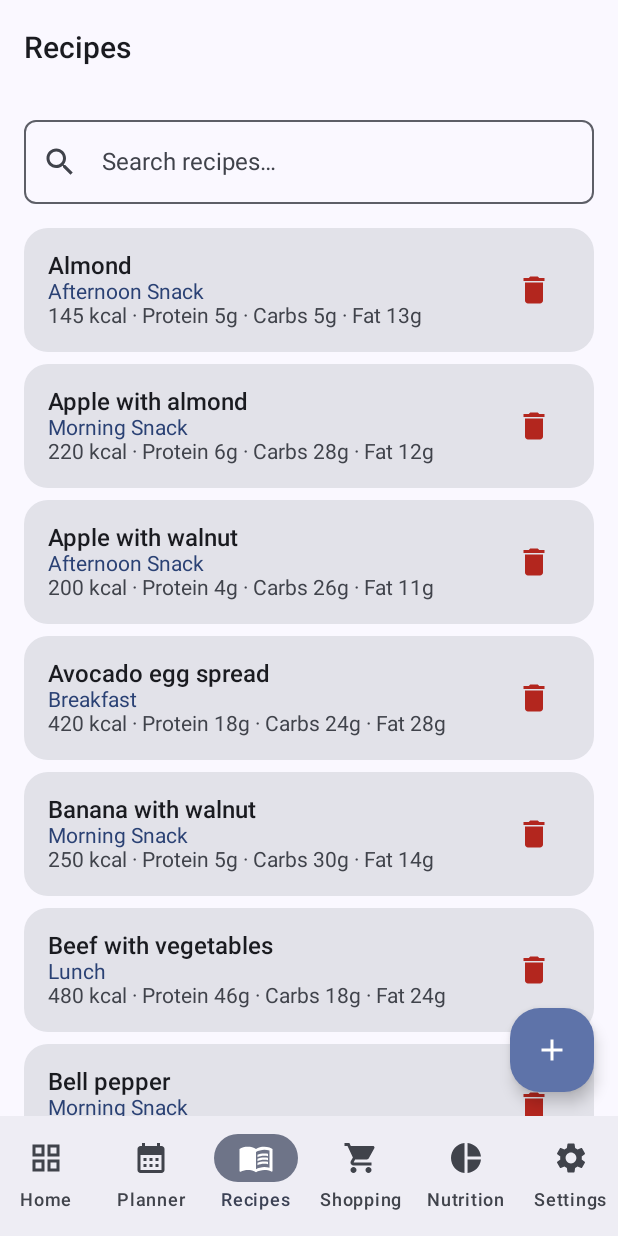
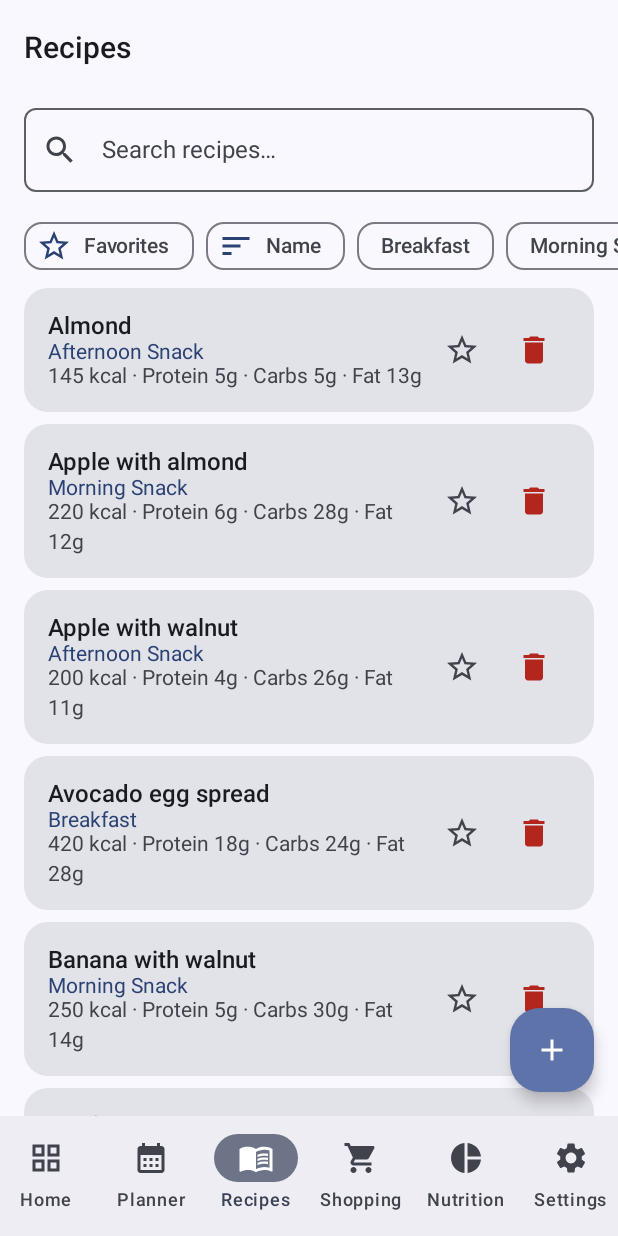
Before and after one commit to laci141/NutriPlan-, an Android app built with Jetpack Compose: the screen it shows after launch (MainActivity), item 3 of the bottom bar chosen, on a phone screen of 412 x 824 dp. Run offline under Robolectric (Android 15) with nearby library versions, the phone set to English and light mode, and no system bars; our stand-ins replace Dagger/Hilt's generated code, Room's generated code, Timber.

Commit message:
Add favorites, recipe filters/sort, and shopping-list sharing
- Favorites: star toggle on each recipe card; persisted (Room v4 with a
  real ALTER TABLE migration that preserves existing data); included in
  JSON backup
- Recipe list: filter chips for favorites-only and meal type, plus a
  name/calories sort toggle (applied over the search results)
- Shopping list: share as plain text via the Android share sheet,
  grouped by category and localized (HU/EN/RO)

```diff
--- a/app/src/main/java/com/nutriplan/app/data/backup/BackupDto.kt
+++ b/app/src/main/java/com/nutriplan/app/data/backup/BackupDto.kt
@@ -29,6 +29,7 @@ data class RecipeDto(
     val nameKey: String? = null,
     val imagePath: String? = null,
     val instructions: String? = null,
+    val isFavorite: Boolean = false,
     val ingredients: List<IngredientDto>
 )
 
--- a/app/src/main/java/com/nutriplan/app/data/local/NutriPlanDatabase.kt
+++ b/app/src/main/java/com/nutriplan/app/data/local/NutriPlanDatabase.kt
@@ -21,7 +21,7 @@ import com.nutriplan.app.data.local.entity.ShoppingItemEntity
         MealPlanEntity::class,
         ShoppingItemEntity::class
     ],
-    version = 3,
+    version = 4,
     exportSchema = false
 )
 abstract class NutriPlanDatabase : RoomDatabase() {
--- a/app/src/main/java/com/nutriplan/app/data/local/dao/RecipeDao.kt
+++ b/app/src/main/java/com/nutriplan/app/data/local/dao/RecipeDao.kt
@@ -29,6 +29,10 @@ interface RecipeDao {
     /** Meglévő recept frissítése. */
     @Update
     suspend fun updateRecipe(recipe: RecipeEntity)
+
+    /** Egy recept kedvenc állapotának beállítása. */
+    @Query("UPDATE recipes SET isFavorite = :isFavorite WHERE id = :id")
+    suspend fun setFavorite(id: Long, isFavorite: Boolean)
 
     /** Recept törlése (a hozzávalók CASCADE módon törlődnek). */
     @Delete
--- a/app/src/main/java/com/nutriplan/app/data/local/entity/RecipeEntity.kt
+++ b/app/src/main/java/com/nutriplan/app/data/local/entity/RecipeEntity.kt
@@ -25,5 +25,7 @@ data class RecipeEntity(
     // A recept fotójának helyi elérési útja (null = nincs kép)
     val imagePath: String? = null,
     // Elkészítési útmutató / leírás
-    val instructions: String? = null
+    val instructions: String? = null,
+    // Kedvencnek jelölve
+    val isFavorite: Boolean = false
 )
--- a/app/src/main/java/com/nutriplan/app/data/mapper/Mappers.kt
+++ b/app/src/main/java/com/nutriplan/app/data/mapper/Mappers.kt
@@ -46,7 +46,8 @@ fun RecipeWithIngredients.toDomain(): Recipe = Recipe(
     ingredients = ingredients.map { it.toDomain() },
     nameKey = recipe.nameKey,
     imagePath = recipe.imagePath,
-    instructions = recipe.instructions
+    instructions = recipe.instructions,
+    isFavorite = recipe.isFavorite
 )
 
 fun Recipe.toEntity(): RecipeEntity = RecipeEntity(
@@ -60,7 +61,8 @@ fun Recipe.toEntity(): RecipeEntity = RecipeEntity(
     isDefault = isDefault,
     nameKey = nameKey,
     imagePath = imagePath,
-    instructions = instructions
+    instructions = instructions,
+    isFavorite = isFavorite
 )
 
 fun ShoppingItemEntity.toDomain(): ShoppingItem = ShoppingItem(
--- a/app/src/main/java/com/nutriplan/app/data/repository/BackupRepositoryImpl.kt
+++ b/app/src/main/java/com/nutriplan/app/data/repository/BackupRepositoryImpl.kt
@@ -57,6 +57,7 @@ class BackupRepositoryImpl @Inject constructor(
                     nameKey = rwi.recipe.nameKey,
                     imagePath = rwi.recipe.imagePath,
                     instructions = rwi.recipe.instructions,
+                    isFavorite = rwi.recipe.isFavorite,
                     ingredients = rwi.ingredients.map {
                         IngredientDto(it.name, it.quantity, it.unit, it.category, it.nameKey)
                     }
@@ -102,7 +103,8 @@ class BackupRepositoryImpl @Inject constructor(
                     isDefault = recipeDto.isDefault,
                     nameKey = recipeDto.nameKey,
                     imagePath = recipeDto.imagePath,
-                    instructions = recipeDto.instructions
+                    instructions = recipeDto.instructions,
+                    isFavorite = recipeDto.isFavorite
                 )
             )
             recipeDao.insertIngredients(
--- a/app/src/main/java/com/nutriplan/app/data/repository/RecipeRepositoryImpl.kt
+++ b/app/src/main/java/com/nutriplan/app/data/repository/RecipeRepositoryImpl.kt
@@ -74,6 +74,11 @@ class RecipeRepositoryImpl @Inject constructor(
         Logger.i(Logger.Tags.RECIPE, "Recipe deleted – recept törölve, id=${recipe.id}, név='${recipe.name}'")
     }
 
+    override suspend fun setFavorite(id: Long, isFavorite: Boolean) {
+        recipeDao.setFavorite(id, isFavorite)
+        Logger.i(Logger.Tags.RECIPE, "Recept kedvenc állapota módosítva: id=$id, kedvenc=$isFavorite")
+    }
+
     override suspend fun countRecipes(): Int {
         val count = recipeDao.countRecipes()
         Logger.d(Logger.Tags.REPOSITORY, "Receptek száma az adatbázisban: $count")
--- a/app/src/main/java/com/nutriplan/app/di/DatabaseModule.kt
+++ b/app/src/main/java/com/nutriplan/app/di/DatabaseModule.kt
@@ -2,6 +2,8 @@ package com.nutriplan.app.di
 
 import android.content.Context
 import androidx.room.Room
+import androidx.room.migration.Migration
+import androidx.sqlite.db.SupportSQLiteDatabase
 import com.nutriplan.app.data.local.NutriPlanDatabase
 import com.nutriplan.app.data.local.dao.MealPlanDao
 import com.nutriplan.app.data.local.dao.RecipeDao
@@ -21,6 +23,13 @@ import javax.inject.Singleton
 @InstallIn(SingletonComponent::class)
 object DatabaseModule {
 
+    // 3 -> 4: kedvenc oszlop hozzáadása a felhasználói adatok megőrzésével
+    private val migration3to4 = object : Migration(3, 4) {
+        override fun migrate(db: SupportSQLiteDatabase) {
+            db.execSQL("ALTER TABLE recipes ADD COLUMN isFavorite INTEGER NOT NULL DEFAULT 0")
+        }
+    }
+
     @Provides
     @Singleton
     fun provideDatabase(@ApplicationContext context: Context): NutriPlanDatabase {
@@ -30,6 +39,7 @@ object DatabaseModule {
             NutriPlanDatabase::class.java,
             NutriPlanDatabase.DATABASE_NAME
         )
+            .addMigrations(migration3to4)
             .fallbackToDestructiveMigration()
             .build()
     }
--- a/app/src/main/java/com/nutriplan/app/domain/model/Models.kt
+++ b/app/src/main/java/com/nutriplan/app/domain/model/Models.kt
@@ -32,7 +32,9 @@ data class Recipe(
     // A recept fotójának helyi elérési útja (null = nincs kép)
     val imagePath: String? = null,
     // Elkészítési útmutató / leírás (null vagy üres = nincs)
-    val instructions: String? = null
+    val instructions: String? = null,
+    // Kedvencnek jelölve
+    val isFavorite: Boolean = false
 )
 
 /**
--- a/app/src/main/java/com/nutriplan/app/domain/repository/Repositories.kt
+++ b/app/src/main/java/com/nutriplan/app/domain/repository/Repositories.kt
@@ -18,6 +18,7 @@ interface RecipeRepository {
     suspend fun saveRecipe(recipe: Recipe): Long
     suspend fun deleteRecipe(recipe: Recipe)
     suspend fun countRecipes(): Int
+    suspend fun setFavorite(id: Long, isFavorite: Boolean)
 }
 
 /**
--- a/app/src/main/java/com/nutriplan/app/domain/usecase/RecipeUseCases.kt
+++ b/app/src/main/java/com/nutriplan/app/domain/usecase/RecipeUseCases.kt
@@ -63,6 +63,16 @@ class SaveRecipeUseCase @Inject constructor(
     }
 }
 
+/** Recept kedvenc állapotának átváltása. */
+class ToggleFavoriteUseCase @Inject constructor(
+    private val repository: RecipeRepository
+) {
+    suspend operator fun invoke(recipe: Recipe) {
+        Logger.i(Logger.Tags.RECIPE, "ToggleFavoriteUseCase meghívva, id=${recipe.id}")
+        repository.setFavorite(recipe.id, !recipe.isFavorite)
+    }
+}
+
 /** Recept törlése. */
 class DeleteRecipeUseCase @Inject constructor(
     private val repository: RecipeRepository
--- a/app/src/main/java/com/nutriplan/app/presentation/recipe/RecipeListScreen.kt
+++ b/app/src/main/java/com/nutriplan/app/presentation/recipe/RecipeListScreen.kt
@@ -17,18 +17,23 @@ import androidx.compose.foundation.layout.height
 import androidx.compose.foundation.layout.padding
 import androidx.compose.foundation.layout.size
 import androidx.compose.foundation.layout.width
+import androidx.compose.foundation.horizontalScroll
 import androidx.compose.foundation.lazy.LazyColumn
 import androidx.compose.foundation.lazy.items
 import androidx.compose.foundation.rememberScrollState
 import androidx.compose.foundation.verticalScroll
 import androidx.compose.material.icons.Icons
 import androidx.compose.material.icons.automirrored.filled.ArrowBack
+import androidx.compose.material.icons.automirrored.filled.Sort
 import androidx.compose.material.icons.filled.Add
 import androidx.compose.material.icons.filled.Delete
 import androidx.compose.material.icons.filled.Edit
 import androidx.compose.material.icons.filled.Search
+import androidx.compose.material.icons.filled.Star
+import androidx.compose.material.icons.outlined.StarBorder
 import androidx.compose.material3.Card
 import androidx.compose.material3.ExperimentalMaterial3Api
+import androidx.compose.material3.FilterChip
 import androidx.compose.material3.FloatingActionButton
 import androidx.compose.material3.HorizontalDivider
 import androidx.compose.material3.Icon
@@ -55,6 +60,7 @@ import androidx.hilt.navigation.compose.hiltViewModel
 import androidx.lifecycle.compose.collectAsStateWithLifecycle
 import coil.compose.AsyncImage
 import com.nutriplan.app.R
+import com.nutriplan.app.domain.model.MealType
 import com.nutriplan.app.domain.model.Recipe
 import com.nutriplan.app.presentation.components.EmptyState
 import com.nutriplan.app.presentation.components.NutritionSummary
@@ -78,6 +84,9 @@ fun RecipeListScreen(
 ) {
     val recipes by viewModel.recipes.collectAsStateWithLifecycle()
     val query by viewModel.searchQuery.collectAsStateWithLifecycle()
+    val favoritesOnly by viewModel.favoritesOnly.collectAsStateWithLifecycle()
+    val mealFilter by viewModel.mealFilter.collectAsStateWithLifecycle()
+    val sort by viewModel.sort.collectAsStateWithLifecycle()
     var recipeToDelete by remember { mutableStateOf<Recipe?>(null) }
     // A megnyitott (kibontott) recept – ha nem null, a részletes nézet látszik
     var selected by remember { mutableStateOf<Recipe?>(null) }
@@ -99,10 +108,22 @@ fun RecipeListScreen(
                 OutlinedTextField(
                     value = query,
                     onValueChange = viewModel::onSearchChanged,
-                    modifier = Modifier.fillMaxWidth().padding(16.dp),
+                    modifier = Modifier.fillMaxWidth().padding(horizontal = 16.dp, vertical = 8.dp),
                     singleLine = true,
                     leadingIcon = { Icon(Icons.Filled.Search, contentDescription = null) },
                     placeholder = { Text(stringResource(R.string.search_hint)) }
+                )
+                RecipeFilterBar(
+                    favoritesOnly = favoritesOnly,
+                    mealFilter = mealFilter,
+                    sort = sort,
+                    onToggleFavorites = viewModel::toggleFavoritesOnly,
+                    onMealFilter = viewModel::setMealFilter,
+                    onToggleSort = {
+                        viewModel.setSort(
+                            if (sort == RecipeSort.NAME) RecipeSort.CALORIES else RecipeSort.NAME
+                        )
+                    }
                 )
             }
 
@@ -128,6 +149,7 @@ fun RecipeListScreen(
                                         recipe = recipe,
                                         onClick = { selected = recipe },
                                         onDelete = { recipeToDelete = recipe },
+                                        onToggleFavorite = { viewModel.toggleFavorite(recipe) },
                                         sharedScope = sharedScope,
                                         animatedVisibilityScope = avScope
                                     )
@@ -172,6 +194,7 @@ private fun RecipeCard(
     recipe: Recipe,
     onClick: () -> Unit,
     onDelete: () -> Unit,
+    onToggleFavorite: () -> Unit,
     sharedScope: SharedTransitionScope,
     animatedVisibilityScope: AnimatedVisibilityScope
 ) {
@@ -221,6 +244,14 @@ private fun RecipeCard(
                     color = MaterialTheme.colorScheme.onSurfaceVariant
                 )
             }
+            IconButton(onClick = onToggleFavorite) {
+                Icon(
+                    imageVector = if (recipe.isFavorite) Icons.Filled.Star else Icons.Outlined.StarBorder,
+                    contentDescription = stringResource(R.string.favorite),
+                    tint = if (recipe.isFavorite) MaterialTheme.colorScheme.primary
+                    else MaterialTheme.colorScheme.onSurfaceVariant
+                )
+            }
             IconButton(onClick = onDelete) {
                 Icon(
                     Icons.Filled.Delete,
@@ -228,6 +259,58 @@ private fun RecipeCard(
                     tint = MaterialTheme.colorScheme.error
                 )
             }
+        }
+    }
+}
+
+/** Szűrősáv: kedvencek, étkezéstípus és rendezés. */
+@OptIn(ExperimentalMaterial3Api::class)
+@Composable
+private fun RecipeFilterBar(
+    favoritesOnly: Boolean,
+    mealFilter: MealType?,
+    sort: RecipeSort,
+    onToggleFavorites: () -> Unit,
+    onMealFilter: (MealType?) -> Unit,
+    onToggleSort: () -> Unit
+) {
+    Row(
+        modifier = Modifier
+            .fillMaxWidth()
+            .horizontalScroll(rememberScrollState())
+            .padding(horizontal = 16.dp, vertical = 4.dp),
+        horizontalArrangement = Arrangement.spacedBy(8.dp),
+        verticalAlignment = Alignment.CenterVertically
+    ) {
+        FilterChip(
+            selected = favoritesOnly,
+            onClick = onToggleFavorites,
+            label = { Text(stringResource(R.string.favorites)) },
+            leadingIcon = {
+                Icon(
+                    if (favoritesOnly) Icons.Filled.Star else Icons.Outlined.StarBorder,
+                    contentDescription = null
+                )
+            }
+        )
+        FilterChip(
+            selected = false,
+            onClick = onToggleSort,
+            label = {
+                Text(
+                    stringResource(
+                        if (sort == RecipeSort.NAME) R.string.sort_by_name else R.string.sort_by_calories
+                    )
+                )
+            },
+            leadingIcon = { Icon(Icons.AutoMirrored.Filled.Sort, contentDescription = null) }
+        )
+        MealType.entries.forEach { type ->
+            FilterChip(
+                selected = mealFilter == type,
+                onClick = { onMealFilter(if (mealFilter == type) null else type) },
+                label = { Text(type.label()) }
+            )
         }
     }
 }
--- a/app/src/main/java/com/nutriplan/app/presentation/recipe/RecipeListViewModel.kt
+++ b/app/src/main/java/com/nutriplan/app/presentation/recipe/RecipeListViewModel.kt
@@ -2,9 +2,11 @@ package com.nutriplan.app.presentation.recipe
 
 import androidx.lifecycle.ViewModel
 import androidx.lifecycle.viewModelScope
+import com.nutriplan.app.domain.model.MealType
 import com.nutriplan.app.domain.model.Recipe
 import com.nutriplan.app.domain.usecase.DeleteRecipeUseCase
 import com.nutriplan.app.domain.usecase.SearchRecipesUseCase
+import com.nutriplan.app.domain.usecase.ToggleFavoriteUseCase
 import com.nutriplan.app.util.Logger
 import dagger.hilt.android.lifecycle.HiltViewModel
 import kotlinx.coroutines.ExperimentalCoroutinesApi
@@ -12,28 +14,54 @@ import kotlinx.coroutines.flow.MutableStateFlow
 import kotlinx.coroutines.flow.SharingStarted
 import kotlinx.coroutines.flow.StateFlow
 import kotlinx.coroutines.flow.asStateFlow
+import kotlinx.coroutines.flow.combine
 import kotlinx.coroutines.flow.flatMapLatest
 import kotlinx.coroutines.flow.stateIn
 import kotlinx.coroutines.launch
 import javax.inject.Inject
 
+/** A recept lista rendezési módja. */
+enum class RecipeSort { NAME, CALORIES }
+
 /**
- * Recept lista ViewModel – keresés és törlés kezelése.
+ * Recept lista ViewModel – keresés, szűrés (kedvenc, étkezés), rendezés, kedvencek és törlés.
  */
 @OptIn(ExperimentalCoroutinesApi::class)
 @HiltViewModel
 class RecipeListViewModel @Inject constructor(
     private val searchRecipesUseCase: SearchRecipesUseCase,
-    private val deleteRecipeUseCase: DeleteRecipeUseCase
+    private val deleteRecipeUseCase: DeleteRecipeUseCase,
+    private val toggleFavoriteUseCase: ToggleFavoriteUseCase
 ) : ViewModel() {
 
     private val _searchQuery = MutableStateFlow("")
     val searchQuery: StateFlow<String> = _searchQuery.asStateFlow()
 
-    // A keresési kifejezés változására frissülő receptlista
-    val recipes: StateFlow<List<Recipe>> = _searchQuery
-        .flatMapLatest { query -> searchRecipesUseCase(query) }
-        .stateIn(
+    private val _favoritesOnly = MutableStateFlow(false)
+    val favoritesOnly: StateFlow<Boolean> = _favoritesOnly.asStateFlow()
+
+    private val _mealFilter = MutableStateFlow<MealType?>(null)
+    val mealFilter: StateFlow<MealType?> = _mealFilter.asStateFlow()
+
+    private val _sort = MutableStateFlow(RecipeSort.NAME)
+    val sort: StateFlow<RecipeSort> = _sort.asStateFlow()
+
+    // A keresés eredménye, amelyre a szűrőket és a rendezést alkalmazzuk
+    private val baseRecipes = _searchQuery.flatMapLatest { query -> searchRecipesUseCase(query) }
+
+    val recipes: StateFlow<List<Recipe>> =
+        combine(baseRecipes, _favoritesOnly, _mealFilter, _sort) { list, favOnly, meal, sort ->
+            list.asSequence()
+                .filter { !favOnly || it.isFavorite }
+                .filter { meal == null || it.mealType == meal }
+                .let { seq ->
+                    when (sort) {
+                        RecipeSort.NAME -> seq.sortedBy { it.name.lowercase() }
+                        RecipeSort.CALORIES -> seq.sortedByDescending { it.calories }
+                    }
+                }
+                .toList()
+        }.stateIn(
             scope = viewModelScope,
             started = SharingStarted.WhileSubscribed(5_000),
             initialValue = emptyList()
@@ -45,6 +73,28 @@ class RecipeListViewModel @Inject constructor(
         _searchQuery.value = query
     }
 
+    /** Csak a kedvencek mutatása ki-/bekapcsolása. */
+    fun toggleFavoritesOnly() {
+        _favoritesOnly.value = !_favoritesOnly.value
+    }
+
+    /** Étkezéstípus szerinti szűrő (null = mind). */
+    fun setMealFilter(mealType: MealType?) {
+        _mealFilter.value = mealType
+    }
+
+    /** Rendezési mód beállítása. */
+    fun setSort(sort: RecipeSort) {
+        _sort.value = sort
+    }
+
+    /** Egy recept kedvenc állapotának átváltása. */
+    fun toggleFavorite(recipe: Recipe) {
+        viewModelScope.launch {
+            toggleFavoriteUseCase(recipe)
+        }
+    }
+
     /** Recept törlése. */
     fun deleteRecipe(recipe: Recipe) {
         viewModelScope.launch {
--- a/app/src/main/res/values/strings.xml
+++ b/app/src/main/res/values/strings.xml
@@ -150,6 +150,13 @@
     <string name="copy_day">Copy day</string>
     <string name="copy_to_all_days">Copy to all days</string>
 
+    <!-- Favorites, sorting, sharing -->
+    <string name="favorite">Favorite</string>
+    <string name="favorites">Favorites</string>
+    <string name="sort_by_name">Name</string>
+    <string name="sort_by_calories">Calories</string>
+    <string name="share_list">Share list</string>
+
     <!-- Common -->
     <string name="save">Save</string>
     <string name="cancel">Cancel</string>
```
Also changed, not shown: app/src/main/java/com/nutriplan/app/presentation/shopping/ShoppingScreen.kt (+20 -0 lines), app/src/main/java/com/nutriplan/app/presentation/util/ShoppingShare.kt (added, +62 -0 lines), 2 other files.
